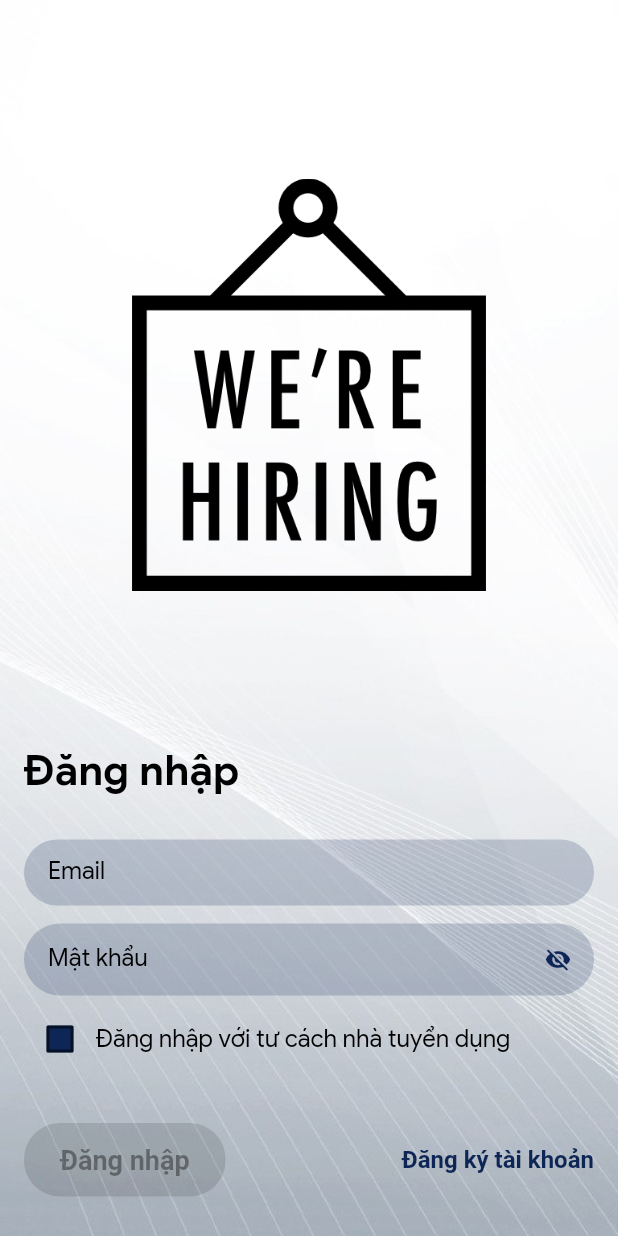
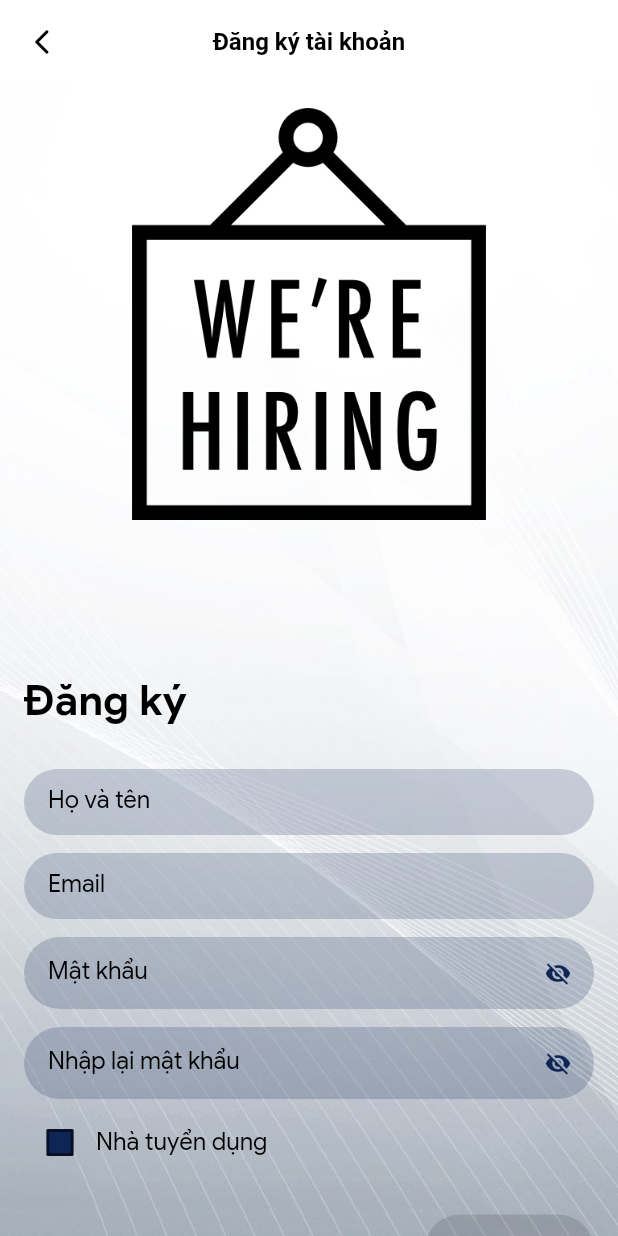
Before and after one commit to TageNguyen/svtimviec, a Flutter app: the screen it shows after launch, after a tap on "Đăng ký tài khoản", on a phone screen of 412 x 824 dp. Run offline on Flutter 3.47's test engine with Material 2 defaults, Android fonts, the light colour scheme and no system bars; drawn by our look-alikes of keyboard_dismisser; our stand-ins replace rxdart, shared_preferences; accounts and stored records are empty.

Commit message:
- Register

```diff
--- /dev/null
+++ b/lib/src/models/request_models/register_request_model.dart
@@ -0,0 +1,26 @@
+import 'package:student_job_applying/src/models/enums/type_role.dart';
+import 'package:student_job_applying/src/struct/api/api_util/api_parameter.dart';
+
+class RegisterRequestModel {
+  String email = '';
+  String password = '';
+  String confirmPassword = '';
+  TypeRole typeRole = TypeRole.student;
+  String name = '';
+
+  Map<String, dynamic> toJson() {
+    return {
+      ApiParameter.email: email,
+      ApiParameter.password: password,
+      ApiParameter.confirmPassword: confirmPassword,
+      ApiParameter.typeRole: typeRole.rawData,
+      ApiParameter.name: name,
+    };
+  }
+
+  bool get isEnoughRequiredInformations =>
+      email.isNotEmpty &&
+      password.isNotEmpty &&
+      name.isNotEmpty &&
+      confirmPassword.isNotEmpty;
+}
--- a/lib/src/modules/auth/api/auth_api.dart
+++ b/lib/src/modules/auth/api/auth_api.dart
@@ -1,7 +1,11 @@
 import 'package:student_job_applying/src/models/request_models/login_request_model.dart';
+import 'package:student_job_applying/src/models/request_models/register_request_model.dart';
 import 'package:student_job_applying/src/struct/api/base_api.dart';
 
 abstract class AuthApi extends BaseApi {
   /// request login then return token
   Future<String> login(LoginRequestModel model);
+
+  // request register then return [user_id] if success
+  Future<int> register(RegisterRequestModel model);
 }
--- a/lib/src/modules/auth/api/auth_services.dart
+++ b/lib/src/modules/auth/api/auth_services.dart
@@ -1,4 +1,5 @@
 import 'package:student_job_applying/src/models/request_models/login_request_model.dart';
+import 'package:student_job_applying/src/models/request_models/register_request_model.dart';
 import 'package:student_job_applying/src/modules/auth/api/auth_api.dart';
 import 'package:student_job_applying/src/struct/api/api_util/api_url.dart';
 
@@ -10,4 +11,12 @@ class AuthServices extends AuthApi {
       body: model.toJson(),
     ).then((result) => result['data']['token']);
   }
+
+  @override
+  Future<int> register(RegisterRequestModel model) {
+    return postMethod(
+      ApiUrl.register,
+      body: model.toJson(),
+    ).then((result) => result['data']['user_id']);
+  }
 }
--- a/lib/src/modules/auth/login/login_screen.dart
+++ b/lib/src/modules/auth/login/login_screen.dart
@@ -4,6 +4,7 @@ import 'package:provider/provider.dart';
 import 'package:student_job_applying/src/managers/user_manager.dart';
 import 'package:student_job_applying/src/modules/auth/login/login_bloc.dart';
 import 'package:student_job_applying/src/modules/auth/widgets/type_role_checkbox.dart';
+import 'package:student_job_applying/src/struct/routes/route_names.dart';
 import 'package:student_job_applying/src/utils/app_style/app_style.dart';
 import 'package:student_job_applying/src/utils/image_paths.dart';
 import 'package:student_job_applying/src/utils/utils.dart';
@@ -69,9 +70,11 @@ class _LoginScreenState extends State<LoginScreen> {
                   const SizedBox(height: 12.0),
                   _buildPasswordInputField(context),
                   const SizedBox(height: 5.0),
-                  TypeRoleCheckBox(onChanged: (type) {
-                    bloC.typeRole = type;
-                  }),
+                  TypeRoleCheckBox(
+                      title: AppStrings.loginAsRecruiter,
+                      onChanged: (type) {
+                        bloC.typeRole = type;
+                      }),
                   const SizedBox(height: 32.0),
                   _buildButtons(context),
                 ],
@@ -106,6 +109,7 @@ class _LoginScreenState extends State<LoginScreen> {
       controller: _emailController,
       hintText: AppStrings.email,
       keyboardType: TextInputType.emailAddress,
+      textInputAction: TextInputAction.next,
       onSubmitted: (value) => _passwordNode.requestFocus(),
       onChanged: (email) => bloC.email = email,
     );
@@ -121,6 +125,7 @@ class _LoginScreenState extends State<LoginScreen> {
           focusNode: _passwordNode,
           hintText: AppStrings.password,
           keyboardType: TextInputType.visiblePassword,
+          textInputAction: TextInputAction.done,
           obscureText: hidePassword,
           suffixIcon: IconButton(
             onPressed: bloC.changeEyeButtonStatus,
@@ -166,7 +171,10 @@ class _LoginScreenState extends State<LoginScreen> {
 
   Widget _buildRegisterButton(BuildContext context) {
     return TextButton(
-      onPressed: () {},
+      onPressed: () {
+        // move to register page
+        Navigator.pushNamed(context, RouteNames.register);
+      },
       child: const Text(AppStrings.registerAccount),
     );
   }
--- /dev/null
+++ b/lib/src/modules/auth/register/register_bloc.dart
@@ -0,0 +1,40 @@
+import 'package:rxdart/rxdart.dart';
+import 'package:student_job_applying/src/models/request_models/register_request_model.dart';
+import 'package:student_job_applying/src/modules/auth/api/auth_api.dart';
+import 'package:student_job_applying/src/struct/base_bloc.dart';
+
+class RegisterBloC extends BloC {
+  final AuthApi authApi;
+
+  RegisterBloC(this.authApi);
+
+  // manage  eye button status (enable/disable)
+  // used for showing and hiding password
+  final _eyeButtonObject = BehaviorSubject<bool>.seeded(true);
+  Stream<bool> get eyeButtonStatusStream => _eyeButtonObject.stream;
+
+  // manage login button status (enable/disable)
+  final _registerButtonObject = BehaviorSubject<bool>();
+  Stream<bool> get registerButtonStatusStream => _registerButtonObject.stream;
+
+  RegisterRequestModel requestModel = RegisterRequestModel();
+
+  // request register and return user_id if success
+  Future<int> register() async {
+    return authApi.register(requestModel);
+  }
+
+  void updateRegisterButtonStatus() {
+    _registerButtonObject.add(requestModel.isEnoughRequiredInformations);
+  }
+
+  void changeEyeButtonStatus() {
+    _eyeButtonObject.add(!_eyeButtonObject.value);
+  }
+
+  @override
+  void dispose() {
+    _eyeButtonObject.close();
+    _registerButtonObject.close();
+  }
+}
--- /dev/null
+++ b/lib/src/modules/auth/register/register_page.dart
@@ -0,0 +1,26 @@
+import 'package:flutter/material.dart';
+import 'package:provider/provider.dart';
+import 'package:student_job_applying/src/modules/auth/api/auth_services.dart';
+import 'package:student_job_applying/src/modules/auth/register/register_bloc.dart';
+import 'package:student_job_applying/src/modules/auth/register/register_screen.dart';
+
+class RegisterPage extends StatelessWidget {
+  const RegisterPage({Key? key}) : super(key: key);
+
+  @override
+  Widget build(BuildContext context) {
+    return MultiProvider(
+      providers: [
+        Provider<AuthServices>(
+          create: (context) => AuthServices(),
+        ),
+        ProxyProvider<AuthServices, RegisterBloC>(
+          update: (context, authServices, previous) =>
+              previous ?? RegisterBloC(authServices),
+          dispose: (context, bloC) => bloC.dispose(),
+        ),
+      ],
+      child: const RegisterScreen(),
+    );
+  }
+}
--- /dev/null
+++ b/lib/src/modules/auth/register/register_screen.dart
@@ -0,0 +1,241 @@
+import 'package:flutter/material.dart';
+import 'package:keyboard_dismisser/keyboard_dismisser.dart';
+import 'package:provider/provider.dart';
+import 'package:student_job_applying/src/modules/auth/register/register_bloc.dart';
+import 'package:student_job_applying/src/modules/auth/widgets/type_role_checkbox.dart';
+import 'package:student_job_applying/src/utils/app_style/app_style.dart';
+import 'package:student_job_applying/src/utils/utils.dart';
+import 'package:student_job_applying/src/widgets/input_text_field.dart';
+
+class RegisterScreen extends StatefulWidget {
+  const RegisterScreen({Key? key}) : super(key: key);
+
+  @override
+  _RegisterScreenState createState() => _RegisterScreenState();
+}
+
+class _RegisterScreenState extends State<RegisterScreen> {
+  final TextEditingController _nameController = TextEditingController();
+  final TextEditingController _emailController = TextEditingController();
+  final TextEditingController _passwordController = TextEditingController();
+  final TextEditingController _confirmPasswordController =
+      TextEditingController();
+
+  final FocusNode _emailNode = FocusNode();
+  final FocusNode _passwordlNode = FocusNode();
+  final FocusNode _confirmPasswordNode = FocusNode();
+
+  late RegisterBloC bloC;
+
+  @override
+  void initState() {
+    bloC = context.read<RegisterBloC>();
+    super.initState();
+  }
+
+  @override
+  void dispose() {
+    _nameController.dispose();
+    _emailController.dispose();
+    _passwordController.dispose();
+    _confirmPasswordController.dispose();
+    _emailNode.dispose();
+    _passwordlNode.dispose();
+    _confirmPasswordNode.dispose();
+    super.dispose();
+  }
+
+  @override
+  Widget build(BuildContext context) {
+    Size screenSize = MediaQuery.of(context).size;
+
+    return KeyboardDismisser(
+      child: Scaffold(
+        appBar: AppBar(
+          title: const Text(AppStrings.registerAccount),
+        ),
+        resizeToAvoidBottomInset: true,
+        body: Stack(
+          children: [
+            _backgroundImage(context),
+            SingleChildScrollView(
+              physics: const ClampingScrollPhysics(),
+              padding: const EdgeInsets.all(16.0),
+              child: Column(
+                mainAxisSize: MainAxisSize.max,
+                crossAxisAlignment: CrossAxisAlignment.start,
+                children: [
+                  Align(
+                    alignment: Alignment.center,
+                    child: _buildAppLogo(context),
+                  ),
+                  SizedBox(height: screenSize.height / 8),
+                  _registerTitle(context),
+                  const SizedBox(height: 28.0),
+                  _buildNameInputField(context),
+                  const SizedBox(height: 12.0),
+                  _buildEmailInputField(context),
+                  const SizedBox(height: 12.0),
+                  _buildPasswordInputField(context),
+                  const SizedBox(height: 12.0),
+                  _buildConfirmPasswordInputField(context),
+                  const SizedBox(height: 5.0),
+                  TypeRoleCheckBox(
+                      title: AppStrings.recruiter,
+                      onChanged: (type) {
+                        bloC.requestModel.typeRole = type;
+                      }),
+                  const SizedBox(height: 24.0),
+                  Align(
+                      alignment: Alignment.centerRight,
+                      child: _buildRegisterButton(context)),
+                  const SizedBox(height: 24.0),
+                ],
+              ),
+            ),
+          ],
+        ),
+      ),
+    );
+  }
+
+  Widget _buildRegisterButton(BuildContext context) {
+    return StreamBuilder<bool>(
+      stream: bloC.registerButtonStatusStream,
+      builder: (_, snapshot) {
+        bool isEnable = snapshot.data ?? false;
+        return ElevatedButton(
+          onPressed: isEnable
+              ? () {
+                  _register(context).catchError((error) {
+                    Navigator.pop(context); // hide loading
+                    showNotificationDialog(context, error.message);
+                  });
+                }
+              : null,
+          child: const Text(AppStrings.register),
+        );
+      },
+    );
+  }
+
+  Widget _buildConfirmPasswordInputField(BuildContext context) {
+    return StreamBuilder<bool>(
+      stream: bloC.eyeButtonStatusStream,
+      builder: (_, snapshot) {
+        bool hidePassword = snapshot.data ?? true;
+        return InputTextField(
+          controller: _confirmPasswordController,
+          focusNode: _confirmPasswordNode,
+          hintText: AppStrings.confirmPassword,
+          textInputAction: TextInputAction.done,
+          keyboardType: TextInputType.visiblePassword,
+          obscureText: hidePassword,
+          suffixIcon: IconButton(
+            onPressed: bloC.changeEyeButtonStatus,
+            icon: Icon(hidePassword ? Icons.visibility_off : Icons.visibility,
+                color: AppColors.darkBlue),
+          ),
+          onChanged: (confirmPassword) {
+            bloC.requestModel.confirmPassword = confirmPassword.trim();
+            bloC.updateRegisterButtonStatus();
+          },
+        );
+      },
+    );
+  }
+
+  Widget _buildPasswordInputField(BuildContext context) {
+    return StreamBuilder<bool>(
+      stream: bloC.eyeButtonStatusStream,
+      builder: (_, snapshot) {
+        bool hidePassword = snapshot.data ?? true;
+        return InputTextField(
+          controller: _passwordController,
+          focusNode: _passwordlNode,
+          hintText: AppStrings.password,
+          keyboardType: TextInputType.visiblePassword,
+          textInputAction: TextInputAction.next,
+          obscureText: hidePassword,
+          suffixIcon: IconButton(
+            onPressed: bloC.changeEyeButtonStatus,
+            icon: Icon(hidePassword ? Icons.visibility_off : Icons.visibility,
+                color: AppColors.darkBlue),
+          ),
+          onSubmitted: (_) => _confirmPasswordNode.requestFocus(),
+          onChanged: (password) {
+            bloC.requestModel.password = password.trim();
+            bloC.updateRegisterButtonStatus();
+          },
+        );
+      },
+    );
+  }
+
+  Widget _buildEmailInputField(BuildContext context) {
+    return InputTextField(
+      controller: _emailController,
+      focusNode: _emailNode,
+      hintText: AppStrings.email,
+      keyboardType: TextInputType.emailAddress,
+      textInputAction: TextInputAction.next,
+      onSubmitted: (value) => _passwordlNode.requestFocus(),
+      onChanged: (email) {
+        bloC.requestModel.email = email.trim();
+        bloC.updateRegisterButtonStatus();
+      },
+    );
+  }
+
+  Widget _buildNameInputField(BuildContext context) {
+    return InputTextField(
+      controller: _nameController,
+      hintText: AppStrings.fullName,
+      keyboardType: TextInputType.name,
+      textCapitalization: TextCapitalization.words,
+      textInputAction: TextInputAction.next,
+      onSubmitted: (value) => _emailNode.requestFocus(),
+      onChanged: (name) {
+        bloC.requestModel.name = name.trim();
+        bloC.updateRegisterButtonStatus();
+      },
+    );
+  }
+
+  Widget _registerTitle(BuildContext context) {
+    return const Text(
+      AppStrings.register,
+      style: TextStyle(
+        color: AppColors.black,
+        fontSize: 28.0,
+        fontWeight: FontWeight.bold,
+      ),
+    );
+  }
+
+  Widget _buildAppLogo(BuildContext context) {
+    return Image.asset(
+      ImagePaths.appLogo,
+      width: MediaQuery.of(context).size.width * 2 / 3,
+    );
+  }
+
+  Widget _backgroundImage(BuildContext context) {
+    return Container(
+      decoration: const BoxDecoration(
+        image: DecorationImage(
+          image: AssetImage(ImagePaths.loginBackground),
+          fit: BoxFit.cover,
+        ),
+      ),
+    );
+  }
+
+  /// send _register request
+  /// save user_id if success
+  Future<void> _register(BuildContext context) async {
+    showLoading(context);
+    int userId = await bloC.register();
+    Navigator.of(context).pop(); // hide loading
+  }
+}
--- a/lib/src/modules/auth/widgets/type_role_checkbox.dart
+++ b/lib/src/modules/auth/widgets/type_role_checkbox.dart
@@ -1,11 +1,13 @@
 import 'package:flutter/material.dart';
 import 'package:student_job_applying/src/models/enums/type_role.dart';
 import 'package:student_job_applying/src/utils/app_style/app_colors.dart';
-import 'package:student_job_applying/src/utils/utils.dart';
 
 class TypeRoleCheckBox extends StatefulWidget {
+  final String title;
   final void Function(TypeRole value) onChanged;
-  const TypeRoleCheckBox({Key? key, required this.onChanged}) : super(key: key);
+  const TypeRoleCheckBox(
+      {Key? key, required this.onChanged, required this.title})
+      : super(key: key);
 
   @override
   _TypeRoleCheckBoxState createState() => _TypeRoleCheckBoxState();
@@ -24,7 +26,7 @@ class _TypeRoleCheckBoxState extends State<TypeRoleCheckBox> {
           value: isChecked,
           onChanged: _onChanged,
         ),
-        const Expanded(child: Text(AppStrings.loginAsRecruiter)),
+        Expanded(child: Text(widget.title)),
       ],
     );
   }
--- a/lib/src/struct/routes/route_names.dart
+++ b/lib/src/struct/routes/route_names.dart
@@ -1,3 +1,4 @@
 class RouteNames {
   static const splash = '/';
+  static const register = '/register';
 }
--- a/lib/src/struct/routes/route_settings.dart
+++ b/lib/src/struct/routes/route_settings.dart
@@ -1,9 +1,13 @@
 import 'package:flutter/material.dart';
+import 'package:student_job_applying/src/modules/auth/register/register_page.dart';
+import 'package:student_job_applying/src/struct/routes/route_names.dart';
 import 'package:student_job_applying/src/utils/utils.dart';
 
 extension GenerateRoute on RouteSettings {
   MaterialPageRoute<MaterialPageRoute<dynamic>> get generateRoute {
     switch (name) {
+      case RouteNames.register:
+        return MaterialPageRoute(builder: (context) => const RegisterPage());
       default:
         return MaterialPageRoute(
           builder: (context) => Scaffold(
--- a/lib/src/utils/app_strings.dart
+++ b/lib/src/utils/app_strings.dart
@@ -8,4 +8,8 @@ class AppStrings {
   static const student = 'Sinh viên';
   static const recruiter = 'Nhà tuyển dụng';
   static const loginAsRecruiter = 'Đăng nhập với tư cách nhà tuyển dụng';
+  static const register = 'Đăng ký';
+  static const fullName = 'Họ và tên';
+  static const confirmPassword = 'Nhập lại mật khẩu';
+  static const confirmPasswordIncorrect = 'Mật khẩu nhập lại không đúng';
 }
--- a/lib/src/widgets/input_text_field.dart
+++ b/lib/src/widgets/input_text_field.dart
@@ -11,6 +11,7 @@ class InputTextField extends StatelessWidget {
   final void Function(String value)? onSubmitted;
   final void Function()? onTap;
   final TextCapitalization textCapitalization;
+  final TextInputAction? textInputAction;
   final Widget? suffixIcon;
   final bool readOnly;
   final bool obscureText;
@@ -28,7 +29,8 @@ class InputTextField extends StatelessWidget {
       this.suffixIcon,
       this.readOnly = false,
       this.obscureText = false,
-      this.onTap})
+      this.onTap,
+      this.textInputAction})
       : super(key: key);
 
   @override
@@ -39,6 +41,7 @@ class InputTextField extends StatelessWidget {
       keyboardType: keyboardType,
       style: Theme.of(context).textTheme.bodyText2,
       textCapitalization: textCapitalization,
+      textInputAction: textInputAction,
       cursorColor: AppColors.black,
       maxLength: maxLength,
       readOnly: readOnly,
```
